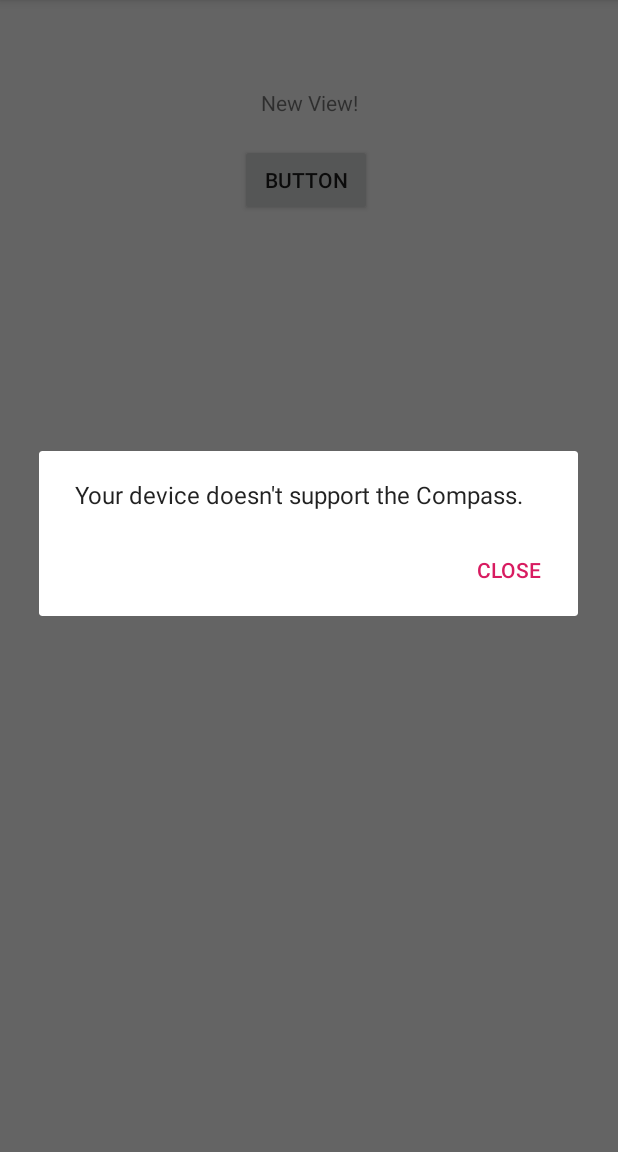
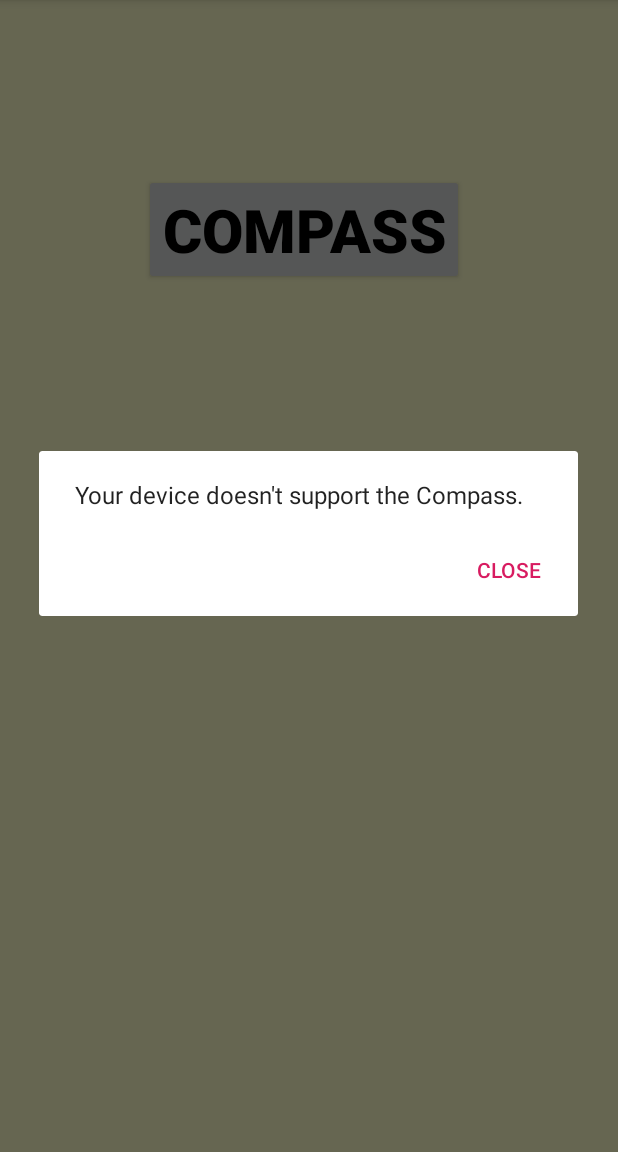
Before and after one commit to niklashedstrom/MyHelloFirstSensorApp, an Android app: the screen it shows after launch (MainActivity), after a tap on "CLOSE", on a phone screen of 412 x 824 dp, the part 84-1236 px from its top. Run offline under Robolectric (Android 15) with nearby library versions, the phone set to English and light mode, and no system bars; 1 other tap on this screen came first.

Commit message:
added accelerometer functionality

```diff
--- a/app/src/main/java/com/example/myhellofirstsensorapp/MainActivity.java
+++ b/app/src/main/java/com/example/myhellofirstsensorapp/MainActivity.java
@@ -19,4 +19,9 @@ public class MainActivity extends AppCompatActivity {
         Intent intent = new Intent(this, compass.class);
         startActivity(intent);
     }
+
+    public void goToAccelerometer(View view) {
+        Intent intent = new Intent(this, Accelerometer.class);
+        startActivity(intent);
+    }
 }
--- a/app/src/main/res/layout/activity_main.xml
+++ b/app/src/main/res/layout/activity_main.xml
@@ -4,28 +4,40 @@
     xmlns:tools="http://schemas.android.com/tools"
     android:layout_width="match_parent"
     android:layout_height="match_parent"
+    android:background="#FFFFCC"
     tools:context=".MainActivity">
 
-    <TextView
-        android:layout_width="wrap_content"
-        android:layout_height="wrap_content"
-        android:text="@string/new_view"
-        app:layout_constraintBottom_toBottomOf="parent"
-        app:layout_constraintLeft_toLeftOf="parent"
-        app:layout_constraintRight_toRightOf="parent"
-        app:layout_constraintTop_toTopOf="parent"
-        app:layout_constraintVertical_bias="0.078" />
 
     <Button
         android:id="@+id/button2"
         android:layout_width="wrap_content"
         android:layout_height="wrap_content"
-        android:layout_marginStart="160dp"
-        android:layout_marginLeft="160dp"
-        android:layout_marginTop="96dp"
+        android:layout_marginStart="96dp"
+        android:layout_marginLeft="96dp"
+        android:layout_marginTop="116dp"
         android:onClick="sendMessage"
-        android:text="@string/button"
+        android:text="Compass"
+        android:textColor="#000"
+        android:textSize="40sp"
+        android:textStyle="bold"
         app:layout_constraintStart_toStartOf="parent"
         app:layout_constraintTop_toTopOf="parent" />
 
+    <Button
+        android:id="@+id/button3"
+        android:layout_width="wrap_content"
+        android:layout_height="wrap_content"
+        android:layout_marginStart="24dp"
+        android:layout_marginLeft="24dp"
+        android:layout_marginTop="328dp"
+        android:onClick="goToAccelerometer"
+        android:text="Accelerometer"
+        android:textColor="#000"
+        android:textSize="40sp"
+        android:textStyle="bold"
+        app:layout_constraintStart_toStartOf="parent"
+        app:layout_constraintTop_toTopOf="parent" />
+
+
+
 </androidx.constraintlayout.widget.ConstraintLayout>
```
Also changed, not shown: app/src/main/AndroidManifest.xml (+5 -4 lines), app/src/main/java/com/example/myhellofirstsensorapp/Accelerometer.java (added, +71 -0 lines), app/src/main/java/com/example/myhellofirstsensorapp/compass.java (+42 -17 lines), app/src/main/res/layout/activity_accelerometer.xml (added, +97 -0 lines), app/src/main/res/layout/activity_compass.xml (+11 -5 lines), app/src/main/res/drawable-v24/compass5.png (added), app/src/main/res/drawable-v24/horizontal.png (added), app/src/main/res/drawable-v24/vertical.png (added).
